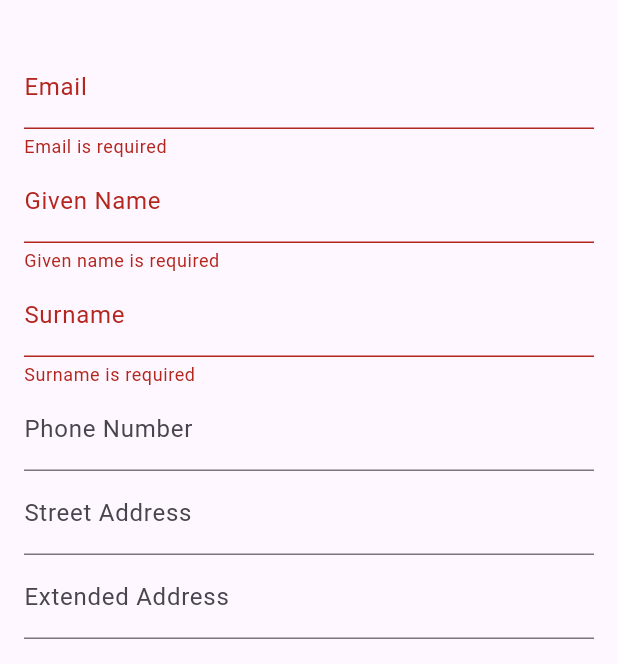
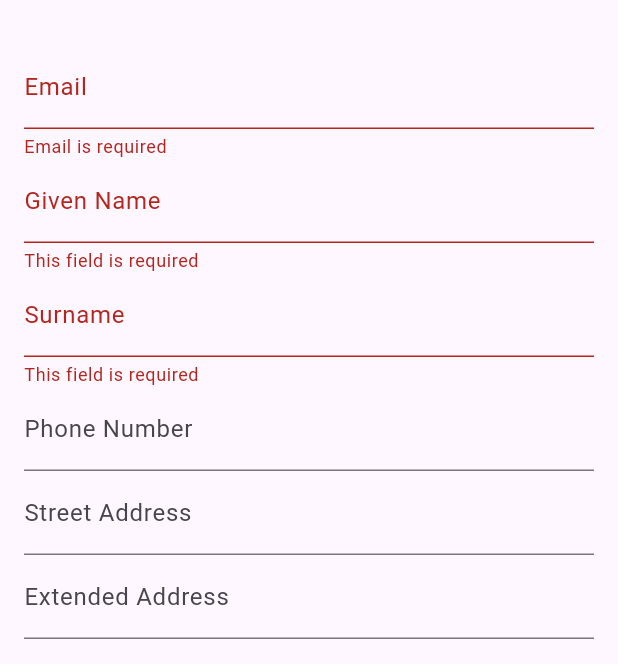
Before and after one commit to Rochak69/Braintree, a Flutter app: the NativeDetailsScreen screen opened directly, after a tap on "LAUNCH NATIVE DROP-IN", on a phone screen of 412 x 824 dp, the part 63-727 px from its top. Run offline on Flutter 3.47's test engine with Material 3 defaults, Android fonts, the phone set to English and light mode, and no system bars; missing offline and left inert: flutter_braintree.

Commit message:
refactor code

```diff
--- /dev/null
+++ b/lib/common/app_text_form_field.dart
@@ -0,0 +1,32 @@
+import 'package:flutter/material.dart';
+
+class AppTextFormField extends StatelessWidget {
+  final TextEditingController controller;
+  final String labelText;
+  final TextInputType keyboardType;
+  final int? maxLength;
+  final String? Function(String?)? validator;
+  final bool obscureText;
+
+  const AppTextFormField({
+    super.key,
+    required this.controller,
+    required this.labelText,
+    this.keyboardType = TextInputType.text,
+    this.maxLength,
+    this.validator,
+    this.obscureText = false,
+  });
+
+  @override
+  Widget build(BuildContext context) {
+    return TextFormField(
+      controller: controller,
+      decoration: InputDecoration(labelText: labelText),
+      keyboardType: keyboardType,
+      maxLength: maxLength,
+      obscureText: obscureText,
+      validator: validator,
+    );
+  }
+}
--- a/lib/features/home_screen.dart
+++ b/lib/features/home/home_screen.dart
@@ -1,10 +1,10 @@
 import 'package:flutter/material.dart';
 import 'package:flutter_braintree/flutter_braintree.dart';
-import 'package:hyperce/app_keys.dart';
+import 'package:hyperce/utils/app_keys.dart';
 import 'package:hyperce/braintree/braintree_helper.dart';
 import 'package:hyperce/common/payment_method_tile.dart';
-import 'package:hyperce/features/credit_card_details_screen.dart';
-import 'package:hyperce/features/native_details_screen.dart';
+import 'package:hyperce/features/credit_card_detail/credit_card_details_screen.dart';
+import 'package:hyperce/features/native_details/native_details_screen.dart';
 
 class HomeScreen extends StatelessWidget {
   const HomeScreen({super.key});
--- /dev/null
+++ b/lib/features/native_details/native_details_screen.dart
@@ -0,0 +1,171 @@
+import 'package:flutter/material.dart';
+import 'package:flutter_braintree/flutter_braintree.dart';
+import 'package:hyperce/common/app_text_form_field.dart';
+import 'package:hyperce/utils/app_keys.dart';
+import 'package:hyperce/braintree/braintree_helper.dart';
+import 'package:hyperce/utils/app_validators.dart';
+
+class NativeDetailsScreen extends StatefulWidget {
+  const NativeDetailsScreen({super.key});
+
+  @override
+  State<NativeDetailsScreen> createState() => _NativeDetailsScreenState();
+}
+
+class _NativeDetailsScreenState extends State<NativeDetailsScreen> {
+  final _formKey = GlobalKey<FormState>();
+
+  late TextEditingController emailController;
+  late TextEditingController givenNameController;
+  late TextEditingController surnameController;
+  late TextEditingController phoneController;
+  late TextEditingController streetAddressController;
+  late TextEditingController extendedAddressController;
+  late TextEditingController localityController;
+  late TextEditingController regionController;
+  late TextEditingController postalCodeController;
+
+  @override
+  void initState() {
+    super.initState();
+    emailController = TextEditingController();
+    givenNameController = TextEditingController();
+    surnameController = TextEditingController();
+    phoneController = TextEditingController();
+    streetAddressController = TextEditingController();
+    extendedAddressController = TextEditingController();
+    localityController = TextEditingController();
+    regionController = TextEditingController();
+    postalCodeController = TextEditingController();
+  }
+
+  @override
+  void dispose() {
+    emailController.dispose();
+    givenNameController.dispose();
+    surnameController.dispose();
+    phoneController.dispose();
+    streetAddressController.dispose();
+    extendedAddressController.dispose();
+    localityController.dispose();
+    regionController.dispose();
+    postalCodeController.dispose();
+    super.dispose();
+  }
+
+  @override
+  Widget build(BuildContext context) {
+    return Scaffold(
+      appBar: AppBar(
+        title: const Text('Braintree Payment Form'),
+      ),
+      body: Padding(
+        padding: const EdgeInsets.all(16.0),
+        child: Form(
+          key: _formKey,
+          child: ListView(
+            children: [
+              AppTextFormField(
+                controller: emailController,
+                labelText: 'Email',
+                keyboardType: TextInputType.emailAddress,
+                validator: AppValidators.validateEmail,
+              ),
+              AppTextFormField(
+                controller: givenNameController,
+                labelText: 'Given Name',
+                validator: AppValidators.validateNotEmpty,
+              ),
+              AppTextFormField(
+                controller: surnameController,
+                labelText: 'Surname',
+                validator: AppValidators.validateNotEmpty,
+              ),
+              AppTextFormField(
+                controller: phoneController,
+                labelText: 'Phone Number',
+                keyboardType: TextInputType.phone,
+              ),
+              AppTextFormField(
+                controller: streetAddressController,
+                labelText: 'Street Address',
+              ),
+              AppTextFormField(
+                controller: extendedAddressController,
+                labelText: 'Extended Address',
+              ),
+              AppTextFormField(
+                controller: localityController,
+                labelText: 'City',
+              ),
+              AppTextFormField(
+                controller: regionController,
+                labelText: 'State',
+              ),
+              AppTextFormField(
+                controller: postalCodeController,
+                labelText: 'Postal Code',
+                keyboardType: TextInputType.number,
+              ),
+              const SizedBox(height: 20),
+              ElevatedButton(
+                onPressed: launchBraintreeDropIn,
+                child: const Text('LAUNCH NATIVE DROP-IN'),
+              ),
+            ],
+          ),
+        ),
+      ),
+    );
+  }
+
+  Future<void> launchBraintreeDropIn() async {
+    if (_formKey.currentState?.validate() ?? false) {
+      var request = BraintreeDropInRequest(
+        tokenizationKey: AppKeys.tokenizationKey,
+        collectDeviceData: true,
+        vaultManagerEnabled: true,
+        requestThreeDSecureVerification: true,
+        email: emailController.text,
+        billingAddress: BraintreeBillingAddress(
+          givenName: givenNameController.text,
+          surname: surnameController.text,
+          phoneNumber: phoneController.text,
+          streetAddress: streetAddressController.text,
+          extendedAddress: extendedAddressController.text,
+          locality: localityController.text,
+          region: regionController.text,
+          postalCode: postalCodeController.text,
+          countryCodeAlpha2: 'US', // Default country code
+        ),
+        googlePaymentRequest: BraintreeGooglePaymentRequest(
+          totalPrice: '4.20',
+          currencyCode: 'USD',
+          billingAddressRequired: false,
+        ),
+        applePayRequest: BraintreeApplePayRequest(
+          currencyCode: 'USD',
+          supportedNetworks: [
+            ApplePaySupportedNetworks.visa,
+            ApplePaySupportedNetworks.masterCard,
+            ApplePaySupportedNetworks.amex,
+            ApplePaySupportedNetworks.discover,
+          ],
+          countryCode: 'US',
+          merchantIdentifier: '',
+          displayName: '',
+          paymentSummaryItems: [],
+        ),
+        paypalRequest: BraintreePayPalRequest(
+          amount: '4.20',
+          displayName: 'Example company',
+        ),
+        cardEnabled: true,
+      );
+      final result = await BraintreeDropIn.start(request);
+      if (result != null) {
+        BraintreeHelper.showNonce(result.paymentMethodNonce, context);
+      }
+    }
+  }
+}
--- a/lib/features/native_details_screen.dart
+++ /dev/null
@@ -1,161 +0,0 @@
-import 'package:flutter/material.dart';
-import 'package:flutter_braintree/flutter_braintree.dart';
-import 'package:hyperce/app_keys.dart';
-import 'package:hyperce/braintree/braintree_helper.dart';
-
-class NativeDetailsScreen extends StatefulWidget {
-  const NativeDetailsScreen({super.key});
-
-  @override
-  State<NativeDetailsScreen> createState() => _NativeDetailsScreenState();
-}
-
-class _NativeDetailsScreenState extends State<NativeDetailsScreen> {
-  final _formKey = GlobalKey<FormState>();
-
-  // Controllers for form fields
-  final TextEditingController emailController = TextEditingController();
-  final TextEditingController givenNameController = TextEditingController();
-  final TextEditingController surnameController = TextEditingController();
-  final TextEditingController phoneController = TextEditingController();
-  final TextEditingController streetAddressController = TextEditingController();
-  final TextEditingController extendedAddressController =
-      TextEditingController();
-  final TextEditingController localityController = TextEditingController();
-  final TextEditingController regionController = TextEditingController();
-  final TextEditingController postalCodeController = TextEditingController();
-
-  // Method to launch Braintree Drop-In
-  Future<void> launchBraintreeDropIn() async {
-    if (_formKey.currentState?.validate() ?? false) {
-      var request = BraintreeDropInRequest(
-        tokenizationKey: AppKeys.tokenizationKey,
-        collectDeviceData: true,
-        vaultManagerEnabled: true,
-        requestThreeDSecureVerification: true,
-        email: emailController.text,
-        billingAddress: BraintreeBillingAddress(
-          givenName: givenNameController.text,
-          surname: surnameController.text,
-          phoneNumber: phoneController.text,
-          streetAddress: streetAddressController.text,
-          extendedAddress: extendedAddressController.text,
-          locality: localityController.text,
-          region: regionController.text,
-          postalCode: postalCodeController.text,
-          countryCodeAlpha2:
-              'US', // Default country code, you can make it dynamic
-        ),
-        googlePaymentRequest: BraintreeGooglePaymentRequest(
-          totalPrice: '4.20',
-          currencyCode: 'USD',
-          billingAddressRequired: false,
-        ),
-        applePayRequest: BraintreeApplePayRequest(
-          currencyCode: 'USD',
-          supportedNetworks: [
-            ApplePaySupportedNetworks.visa,
-            ApplePaySupportedNetworks.masterCard,
-            ApplePaySupportedNetworks.amex,
-            ApplePaySupportedNetworks.discover,
-          ],
-          countryCode: 'US',
-          merchantIdentifier: '',
-          displayName: '',
-          paymentSummaryItems: [],
-        ),
-        paypalRequest: BraintreePayPalRequest(
-          amount: '4.20',
-          displayName: 'Example company',
-        ),
-        cardEnabled: true,
-      );
-      final result = await BraintreeDropIn.start(request);
-      if (result != null) {
-        BraintreeHelper.showNonce(result.paymentMethodNonce, context);
-      }
-    }
-  }
-
-  @override
-  Widget build(BuildContext context) {
-    return Scaffold(
-      appBar: AppBar(
-        title: const Text('Braintree Payment Form'),
-      ),
-      body: Padding(
-        padding: const EdgeInsets.all(16.0),
-        child: Form(
-          key: _formKey,
-          child: ListView(
-            children: [
-              // Email Field
-              TextFormField(
-                controller: emailController,
-                decoration: const InputDecoration(labelText: 'Email'),
-                keyboardType: TextInputType.emailAddress,
-                validator: (value) => value != null && value.isNotEmpty
-                    ? null
-                    : 'Email is required',
-              ),
-              // Given Name
-              TextFormField(
-                controller: givenNameController,
-                decoration: const InputDecoration(labelText: 'Given Name'),
-                validator: (value) => value != null && value.isNotEmpty
-                    ? null
-                    : 'Given name is required',
-              ),
-              // Surname
-              TextFormField(
-                controller: surnameController,
-                decoration: const InputDecoration(labelText: 'Surname'),
-                validator: (value) => value != null && value.isNotEmpty
-                    ? null
-                    : 'Surname is required',
-              ),
-              // Phone Number
-              TextFormField(
-                controller: phoneController,
-                decoration: const InputDecoration(labelText: 'Phone Number'),
-                keyboardType: TextInputType.phone,
-              ),
-              // Street Address
-              TextFormField(
-                controller: streetAddressController,
-                decoration: const InputDecoration(labelText: 'Street Address'),
-              ),
-              // Extended Address
-              TextFormField(
-                controller: extendedAddressController,
-                decoration:
-                    const InputDecoration(labelText: 'Extended Address'),
-              ),
-              // Locality (City)
-              TextFormField(
-                controller: localityController,
-                decoration: const InputDecoration(labelText: 'City'),
-              ),
-              // Region (State)
-              TextFormField(
-                controller: regionController,
-                decoration: const InputDecoration(labelText: 'State'),
-              ),
-              // Postal Code
-              TextFormField(
-                controller: postalCodeController,
-                decoration: const InputDecoration(labelText: 'Postal Code'),
-                keyboardType: TextInputType.number,
-              ),
-              const SizedBox(height: 20),
-              ElevatedButton(
-                onPressed: launchBraintreeDropIn,
-                child: const Text('LAUNCH NATIVE DROP-IN'),
-              ),
-            ],
-          ),
-        ),
-      ),
-    );
-  }
-}
--- a/lib/main.dart
+++ b/lib/main.dart
@@ -1,5 +1,5 @@
 import 'package:flutter/material.dart';
-import 'package:hyperce/features/home_screen.dart';
+import 'package:hyperce/features/home/home_screen.dart';
 
 void main() => runApp(
       const MaterialApp(
--- /dev/null
+++ b/lib/utils/app_validators.dart
@@ -0,0 +1,61 @@
+class AppValidators {
+  static String? validateCardNumber(String? value) {
+    if (value == null || value.isEmpty) {
+      return 'Please enter card number';
+    } else if (value.length != 16) {
+      return 'Card number must be 16 digits';
+    }
+    return null;
+  }
+
+  static String? validateExpirationMonth(String? value) {
+    if (value == null || value.isEmpty) {
+      return 'Please enter expiration month';
+    } else if (int.tryParse(value) == null ||
+        int.parse(value) < 1 ||
+        int.parse(value) > 12) {
+      return 'Invalid month';
+    }
+    return null;
+  }
+
+  static String? validateExpirationYear(String? value) {
+    if (value == null || value.isEmpty) {
+      return 'Please enter expiration year';
+    } else if (int.tryParse(value) == null || value.length != 4) {
+      return 'Invalid year';
+    }
+    return null;
+  }
+
+  static String? validateCVV(String? value) {
+    if (value == null || value.isEmpty) {
+      return 'Please enter CVV';
+    } else if (value.length != 3) {
+      return 'CVV must be 3 digits';
+    }
+    return null;
+  }
+
+  static String? validateNotEmpty(String? value) {
+    if (value == null || value.trim().isEmpty) {
+      return 'This field is required';
+    }
+    return null;
+  }
+
+  static String? validateEmail(String? value) {
+    if (value == null || value.trim().isEmpty) {
+      return 'Email is required';
+    }
+
+    const emailPattern = r'^[a-zA-Z0-9._%+-]+@[a-zA-Z0-9.-]+\.[a-zA-Z]{2,}$';
+    final regex = RegExp(emailPattern);
+
+    if (!regex.hasMatch(value.trim())) {
+      return 'Enter a valid email address';
+    }
+
+    return null;
+  }
+}
```
Also changed, not shown: lib/features/credit_card_detail/credit_card_details_screen.dart (added, +114 -0 lines), lib/features/credit_card_details_screen.dart (deleted, +0 -133 lines), lib/utils/app_keys.dart (renamed from lib/app_keys.dart).
